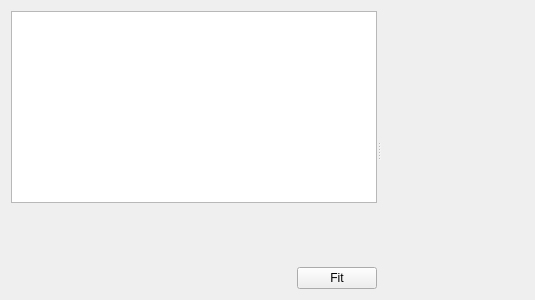
The window that Code/Mantid/MantidQt/CustomInterfaces/inc/MantidQtCustomInterfaces/Muon/ALCBaselineModellingView.ui (mantidproject/mantid) describes before a commit, drawn with Qt 5.
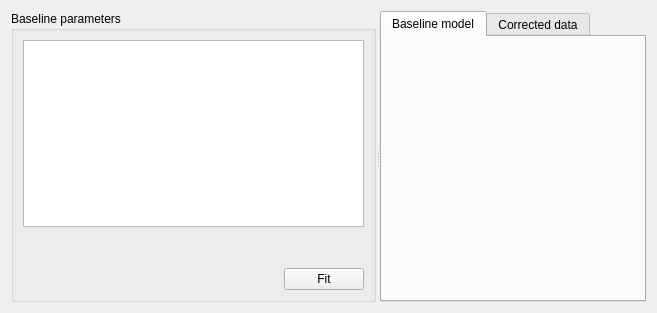
The same window after the commit. Custom widgets are drawn as their Qt base class.

Commit message: Refs #9213. Display baseline-subtracted (corrected) data

```diff
--- a/Code/Mantid/MantidQt/CustomInterfaces/inc/MantidQtCustomInterfaces/Muon/ALCBaselineModellingView.ui
+++ b/Code/Mantid/MantidQt/CustomInterfaces/inc/MantidQtCustomInterfaces/Muon/ALCBaselineModellingView.ui
@@ -6,8 +6,8 @@
    <rect>
     <x>0</x>
     <y>0</y>
-    <width>535</width>
-    <height>300</height>
+    <width>657</width>
+    <height>313</height>
    </rect>
   </property>
   <property name="windowTitle">
@@ -19,7 +19,16 @@
      <property name="orientation">
       <enum>Qt::Horizontal</enum>
      </property>
-     <widget class="QWidget" name="verticalLayoutWidget">
+     <widget class="QGroupBox" name="verticalGroupBox">
+      <property name="title">
+       <string>Baseline parameters</string>
+      </property>
+      <property name="flat">
+       <bool>false</bool>
+      </property>
+      <property name="checkable">
+       <bool>false</bool>
+      </property>
       <layout class="QVBoxLayout" name="verticalLayout">
        <item>
         <widget class="QTextEdit" name="function"/>
@@ -63,7 +72,31 @@
        </item>
       </layout>
      </widget>
-     <widget class="QwtPlot" name="dataPlot"/>
+     <widget class="QTabWidget" name="plots">
+      <property name="tabShape">
+       <enum>QTabWidget::Rounded</enum>
+      </property>
+      <widget class="QWidget" name="tab">
+       <attribute name="title">
+        <string>Baseline model</string>
+       </attribute>
+       <layout class="QHBoxLayout" name="horizontalLayout_3">
+        <item>
+         <widget class="QwtPlot" name="dataPlot"/>
+        </item>
+       </layout>
+      </widget>
+      <widget class="QWidget" name="tab_2">
+       <attribute name="title">
+        <string>Corrected data</string>
+       </attribute>
+       <layout class="QHBoxLayout" name="horizontalLayout_4">
+        <item>
+         <widget class="QwtPlot" name="correctedPlot"/>
+        </item>
+       </layout>
+      </widget>
+     </widget>
     </widget>
    </item>
   </layout>
```
Left out of the diff: 2 changed lines with no effect on the pictures. The commit also changes 5 other files.
